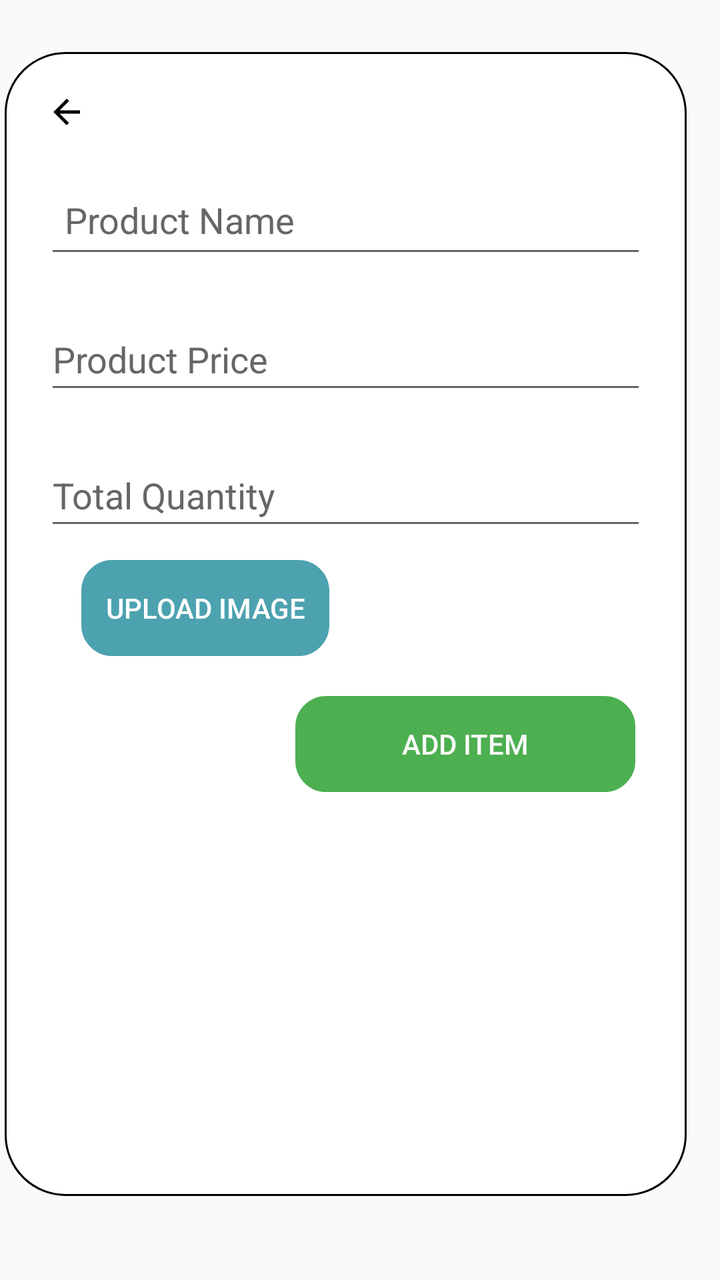
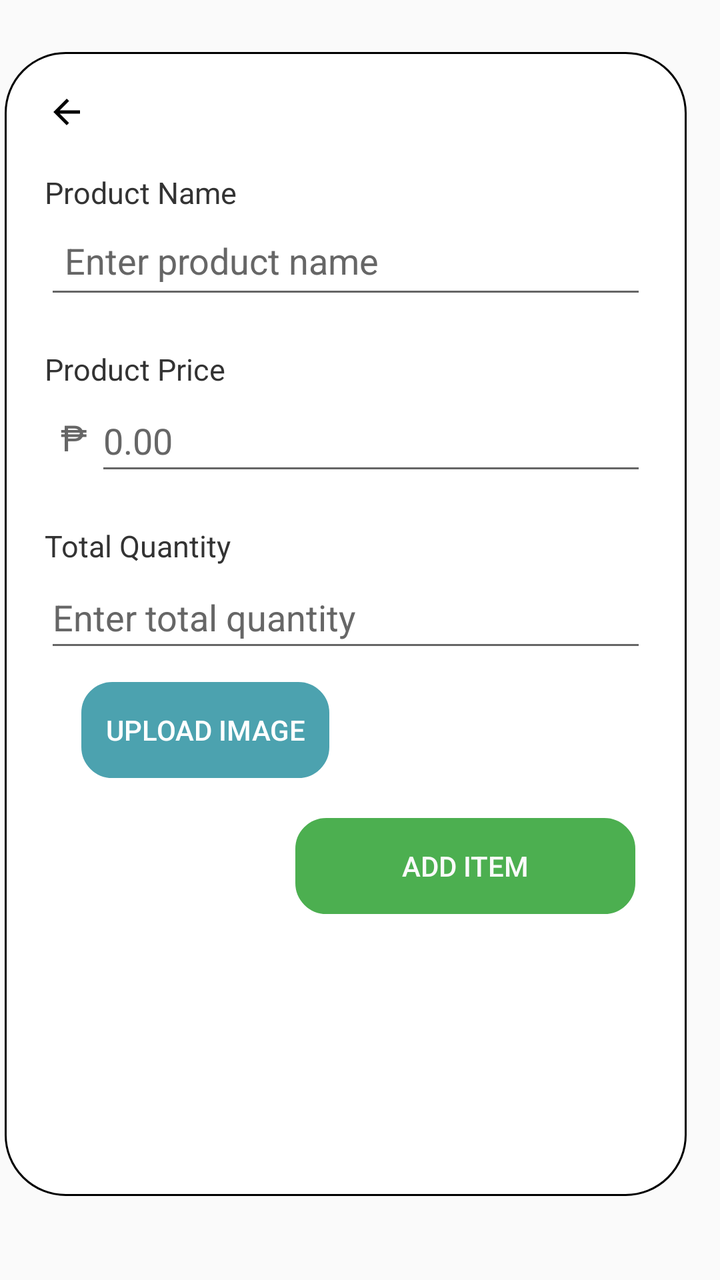

The first picture is an Android layout as it rendered before a commit; the second is the same layout after the commit. The layout source and the unified diff follow.
<!-- AndroidManifest.xml: application theme Theme.MyApp -->
<!-- res/layout/add_product.xml -->
<?xml version="1.0" encoding="utf-8"?>
<androidx.constraintlayout.widget.ConstraintLayout xmlns:android="http://schemas.android.com/apk/res/android"
    xmlns:app="http://schemas.android.com/apk/res-auto"
    xmlns:tools="http://schemas.android.com/tools"
    android:layout_width="400dp"
    android:layout_height="match_parent"
    android:backgroundTint="#D4E24E">

    
    <LinearLayout
        android:layout_width="341dp"
        android:layout_height="572dp"
        android:background="@drawable/rounded_dialog_bg"
        android:orientation="vertical"
        android:padding="20dp"
        app:layout_constraintBottom_toBottomOf="parent"
        app:layout_constraintEnd_toEndOf="parent"
        app:layout_constraintHorizontal_bias="0.127"
        app:layout_constraintStart_toStartOf="parent"
        app:layout_constraintTop_toTopOf="parent"
        app:layout_constraintVertical_bias="0.38">

        <ImageView
            android:id="@+id/add_to_home"
            android:layout_width="20dp"
            android:layout_height="20dp"
            android:background="@drawable/ic_back"
            android:clickable="true"
            android:translationX="@dimen/cardview_compat_inset_shadow" />

        
        <ImageView
            android:id="@+id/productImage"
            android:layout_width="150dp"
            android:layout_height="150dp"
            android:layout_gravity="center_horizontal"
            android:layout_marginTop="20dp"
            android:contentDescription="Product image preview"
            android:scaleType="centerCrop"
            android:visibility="gone" />


        <EditText
            android:id="@+id/name"
            android:layout_width="match_parent"
            android:layout_height="wrap_content"
            android:layout_marginTop="20dp"
            android:hint="Product Name"
            android:textColor="#000000"
            android:textColorHint="#666666"
            android:minHeight="48dp"
            android:padding="10dp" />

        <EditText
            android:id="@+id/price"
            android:layout_width="match_parent"
            android:layout_height="wrap_content"
            android:layout_marginTop="20dp"
            android:textColor="#000000"
            android:textColorHint="#666666"
            android:hint="Product Price"
            android:inputType="numberDecimal"
            android:minHeight="48dp" />

        <EditText
            android:id="@+id/quantity"
            android:layout_width="match_parent"
            android:layout_height="wrap_content"
            android:layout_marginTop="20dp"
            android:hint="Total Quantity"
            android:inputType="number"
            android:minHeight="48dp"
            android:textColor="#000000"
            android:textColorHint="#666666"/>
        
        <Button
            android:id="@+id/uploadImage"
            android:layout_width="124dp"
            android:layout_height="wrap_content"
            android:layout_gravity="center_horizontal"
            android:layout_marginTop="10dp"
            android:layout_marginRight="70dp"
            android:background="@drawable/rounded_corner"
            android:backgroundTint="#4CA2AF"
            android:text="Upload Image"
            android:textColor="#FFFFFF" />

        <Button
            android:id="@+id/btnAddItem"
            android:layout_width="170dp"
            android:layout_height="wrap_content"
            android:layout_gravity="center_horizontal"
            android:layout_marginTop="20dp"
            android:layout_marginLeft="60dp"
            android:background="@drawable/rounded_corner"
            android:backgroundTint="#4CAF50"
            android:minHeight="48dp"
            android:text="Add Item"
            android:textColor="#FAFAFA" />
    </LinearLayout>

</androidx.constraintlayout.widget.ConstraintLayout>
<!-- resources referenced by this layout -->
<resources>
  <!-- drawable ic_back (drawable) -->
  <vector xmlns:android="http://schemas.android.com/apk/res/android"
      android:autoMirrored="true"
      android:height="40dp"
      android:tint="#000000"
      android:viewportHeight="24"
      android:viewportWidth="24"
      android:width="40dp">
        
      <path android:fillColor="@android:color/white"
          android:pathData="M20,11H7.83l5.59,-5.59L12,4l-8,8 8,8 1.41,-1.41L7.83,13H20v-2z"/>
      
  </vector>
  <!-- drawable rounded_corner (drawable) -->
  <?xml version="1.0" encoding="utf-8"?>
  <shape xmlns:android="http://schemas.android.com/apk/res/android"
      android:shape="rectangle">
      <corners android:radius="15dp"/>
      <stroke android:width="1dip" android:color="@color/black" />
  
  </shape>
  <!-- drawable rounded_dialog_bg (drawable) -->
  <shape xmlns:android="http://schemas.android.com/apk/res/android"
      android:shape="rectangle">
      <solid android:color="#FFFFFF"/>
      <corners android:radius="30dp"/>
      <stroke android:width="1dip" android:color="@color/black" />
  </shape>
  <style name="Theme.MyApp" parent="Theme.AppCompat.Light.NoActionBar">
  
      </style>
  <color name="black">#FF000000</color>
</resources>

<!-- the commit's change to res/layout/add_product.xml (unified diff, before → after) -->
@@ -39,39 +39,78 @@
             android:scaleType="centerCrop"
             android:visibility="gone" />
 
-
+        
+        <TextView
+            android:layout_width="wrap_content"
+            android:layout_height="wrap_content"
+            android:text="Product Name"
+            android:textColor="#333"
+            android:textSize="15sp"
+            android:layout_marginTop="20dp" />
+        
         <EditText
             android:id="@+id/name"
             android:layout_width="match_parent"
             android:layout_height="wrap_content"
-            android:layout_marginTop="20dp"
-            android:hint="Product Name"
+            android:hint="Enter product name"
             android:textColor="#000000"
             android:textColorHint="#666666"
             android:minHeight="48dp"
             android:padding="10dp" />
 
-        <EditText
-            android:id="@+id/price"
+        
+        <TextView
+            android:layout_width="wrap_content"
+            android:layout_height="wrap_content"
+            android:text="Product Price"
+            android:textColor="#333"
+            android:textSize="15sp"
+            android:layout_marginTop="20dp" />
+        
+        <LinearLayout
             android:layout_width="match_parent"
             android:layout_height="wrap_content"
-            android:layout_marginTop="20dp"
-            android:textColor="#000000"
-            android:textColorHint="#666666"
-            android:hint="Product Price"
-            android:inputType="numberDecimal"
-            android:minHeight="48dp" />
+            android:orientation="horizontal"
+            android:gravity="center_vertical">
+            <TextView
+                android:layout_width="wrap_content"
+                android:layout_height="wrap_content"
+                android:text="₱"
+                android:textSize="18sp"
+                android:textColor="#666"
+                android:paddingLeft="8dp"
+                android:paddingRight="4dp" />
+            <EditText
+                android:id="@+id/price"
+                android:layout_width="0dp"
+                android:layout_height="wrap_content"
+                android:layout_weight="1"
+                android:textColor="#000000"
+                android:textColorHint="#666666"
+                android:hint="0.00"
+                android:inputType="numberDecimal"
+                android:minHeight="48dp" />
+        </LinearLayout>
 
+        
+        <TextView
+            android:layout_width="wrap_content"
+            android:layout_height="wrap_content"
+            android:text="Total Quantity"
+            android:textColor="#333"
+            android:textSize="15sp"
+            android:layout_marginTop="20dp" />
+        
         <EditText
             android:id="@+id/quantity"
             android:layout_width="match_parent"
             android:layout_height="wrap_content"
-            android:layout_marginTop="20dp"
-            android:hint="Total Quantity"
+            android:hint="Enter total quantity"
             android:inputType="number"
             android:minHeight="48dp"
             android:textColor="#000000"
             android:textColorHint="#666666"/>
+
         
         <Button
             android:id="@+id/uploadImage"
